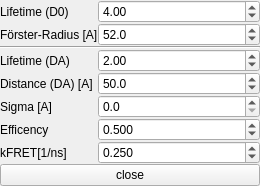
Qt form chisurf/plugins/fret_calculator/calc_tau2r.ui (Fluorescence-Tools/chisurf) before a commit.
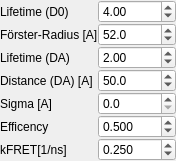
The same form after that commit. Icons and pictures are not drawn.

Commit message:
add: introduce HomoFRET Calculator plugin for anisotropy-based analysis
- Added `HomoFRET Calculator` plugin for estimating homoFRET exchange rates (k_homo) and donor-acceptor distances (R_DA).
- Implemented GUI with input fields for τ0, R0, t_RM, and ρ, and corresponding outputs for k_homo and R_DA.
- Integrated interactive recalculation and value synchronization for parameters.
- Updated related FRET Calculator to support HomoFRET computations.

Diff of the .ui file:
```diff
--- a/chisurf/plugins/fret_calculator/calc_tau2r.ui
+++ b/chisurf/plugins/fret_calculator/calc_tau2r.ui
@@ -6,8 +6,8 @@
    <rect>
     <x>0</x>
     <y>0</y>
-    <width>260</width>
-    <height>146</height>
+    <width>176</width>
+    <height>142</height>
    </rect>
   </property>
   <property name="sizePolicy">
@@ -23,62 +23,28 @@
    <iconset resource="../rescource.qrc">
     <normaloff>:/icons/icons/FRET.png</normaloff>:/icons/icons/FRET.png</iconset>
   </property>
+  <layout class="QVBoxLayout" name="verticalLayout">
+   <property name="spacing">
+    <number>0</number>
+   </property>
+   <property name="leftMargin">
+    <number>0</number>
+   </property>
+   <property name="topMargin">
+    <number>0</number>
+   </property>
+   <property name="rightMargin">
+    <number>0</number>
+   </property>
+   <property name="bottomMargin">
+    <number>0</number>
+   </property>
+   <item>
   <layout class="QGridLayout" name="gridLayout">
-   <property name="margin">
-    <number>0</number>
-   </property>
    <property name="spacing">
     <number>0</number>
    </property>
-   <item row="7" column="2">
-    <widget class="QDoubleSpinBox" name="doubleSpinBox_5">
-     <property name="enabled">
-      <bool>true</bool>
-     </property>
-     <property name="decimals">
-      <number>3</number>
-     </property>
-     <property name="minimum">
-      <double>0.000000000000000</double>
-     </property>
-     <property name="maximum">
-      <double>9999.000000000000000</double>
-     </property>
-     <property name="singleStep">
-      <double>0.050000000000000</double>
-     </property>
-     <property name="value">
-      <double>0.250000000000000</double>
-     </property>
-    </widget>
-   </item>
-   <item row="7" column="0">
-    <widget class="QLabel" name="label_6">
-     <property name="text">
-      <string>kFRET[1/ns]</string>
-     </property>
-    </widget>
-   </item>
-   <item row="0" column="2">
-    <widget class="QDoubleSpinBox" name="doubleSpinBox">
-     <property name="sizePolicy">
-      <sizepolicy hsizetype="Expanding" vsizetype="Fixed">
-       <horstretch>0</horstretch>
-       <verstretch>0</verstretch>
-      </sizepolicy>
-     </property>
-     <property name="minimum">
-      <double>0.010000000000000</double>
-     </property>
-     <property name="maximum">
-      <double>10000.000000000000000</double>
-     </property>
-     <property name="value">
-      <double>4.000000000000000</double>
-     </property>
-    </widget>
-   </item>
-   <item row="1" column="2">
+     <item row="1" column="1">
     <widget class="QDoubleSpinBox" name="doubleSpinBox_3">
      <property name="enabled">
       <bool>true</bool>
@@ -97,42 +63,7 @@
      </property>
     </widget>
    </item>
-   <item row="4" column="2">
-    <widget class="QDoubleSpinBox" name="doubleSpinBox_9">
-     <property name="decimals">
-      <number>1</number>
-     </property>
-     <property name="minimum">
-      <double>1.000000000000000</double>
-     </property>
-     <property name="maximum">
-      <double>10000.000000000000000</double>
-     </property>
-     <property name="singleStep">
-      <double>0.500000000000000</double>
-     </property>
-     <property name="value">
-      <double>50.000000000000000</double>
-     </property>
-    </widget>
-   </item>
-   <item row="3" column="2">
-    <widget class="QDoubleSpinBox" name="doubleSpinBox_2">
-     <property name="minimum">
-      <double>0.010000000000000</double>
-     </property>
-     <property name="maximum">
-      <double>10000.000000000000000</double>
-     </property>
-     <property name="singleStep">
-      <double>0.050000000000000</double>
-     </property>
-     <property name="value">
-      <double>2.000000000000000</double>
-     </property>
-    </widget>
-   </item>
-   <item row="6" column="2">
+     <item row="5" column="1">
     <widget class="QDoubleSpinBox" name="doubleSpinBox_4">
      <property name="frame">
       <bool>true</bool>
@@ -154,7 +85,30 @@
      </property>
     </widget>
    </item>
-   <item row="5" column="2">
+     <item row="2" column="1">
+      <widget class="QDoubleSpinBox" name="doubleSpinBox_2">
+       <property name="minimum">
+        <double>0.010000000000000</double>
+       </property>
+       <property name="maximum">
+        <double>10000.000000000000000</double>
+       </property>
+       <property name="singleStep">
+        <double>0.050000000000000</double>
+       </property>
+       <property name="value">
+        <double>2.000000000000000</double>
+       </property>
+      </widget>
+     </item>
+     <item row="1" column="0">
+      <widget class="QLabel" name="label_3">
+       <property name="text">
+        <string>Förster-Radius [A]</string>
+       </property>
+      </widget>
+     </item>
+     <item row="4" column="1">
     <widget class="QDoubleSpinBox" name="doubleSpinBox_6">
      <property name="decimals">
       <number>1</number>
@@ -173,21 +127,20 @@
      </property>
     </widget>
    </item>
-   <item row="6" column="0">
-    <widget class="QLabel" name="label_5">
+     <item row="2" column="0">
+      <widget class="QLabel" name="label_2">
+       <property name="sizePolicy">
+        <sizepolicy hsizetype="Fixed" vsizetype="Preferred">
+         <horstretch>0</horstretch>
+         <verstretch>0</verstretch>
+        </sizepolicy>
+       </property>
      <property name="text">
-      <string>Efficency</string>
+        <string>Lifetime (DA)</string>
      </property>
     </widget>
    </item>
    <item row="4" column="0">
-    <widget class="QLabel" name="label_4">
-     <property name="text">
-      <string>Distance (DA) [A]</string>
-     </property>
-    </widget>
-   </item>
-   <item row="5" column="0">
     <widget class="QLabel" name="label_7">
      <property name="text">
       <string>Sigma [A]</string>
@@ -195,15 +148,9 @@
     </widget>
    </item>
    <item row="3" column="0">
-    <widget class="QLabel" name="label_2">
-     <property name="sizePolicy">
-      <sizepolicy hsizetype="Fixed" vsizetype="Preferred">
-       <horstretch>0</horstretch>
-       <verstretch>0</verstretch>
-      </sizepolicy>
-     </property>
+      <widget class="QLabel" name="label_4">
      <property name="text">
-      <string>Lifetime (DA)</string>
+        <string>Distance (DA) [A]</string>
      </property>
     </widget>
    </item>
@@ -220,26 +167,81 @@
      </property>
     </widget>
    </item>
-   <item row="1" column="0">
-    <widget class="QLabel" name="label_3">
+     <item row="5" column="0">
+      <widget class="QLabel" name="label_5">
      <property name="text">
-      <string>Förster-Radius [A]</string>
+        <string>Efficency</string>
      </property>
     </widget>
    </item>
-   <item row="2" column="0" colspan="3">
-    <widget class="Line" name="line">
-     <property name="orientation">
-      <enum>Qt::Horizontal</enum>
-     </property>
-    </widget>
-   </item>
-   <item row="8" column="0" colspan="3">
-    <widget class="QPushButton" name="pushButton">
+     <item row="0" column="1">
+      <widget class="QDoubleSpinBox" name="doubleSpinBox">
+       <property name="sizePolicy">
+        <sizepolicy hsizetype="Expanding" vsizetype="Fixed">
+         <horstretch>0</horstretch>
+         <verstretch>0</verstretch>
+        </sizepolicy>
+       </property>
+       <property name="minimum">
+        <double>0.010000000000000</double>
+       </property>
+       <property name="maximum">
+        <double>10000.000000000000000</double>
+       </property>
+       <property name="value">
+        <double>4.000000000000000</double>
+       </property>
+      </widget>
+     </item>
+     <item row="3" column="1">
+      <widget class="QDoubleSpinBox" name="doubleSpinBox_9">
+       <property name="decimals">
+        <number>1</number>
+       </property>
+       <property name="minimum">
+        <double>1.000000000000000</double>
+       </property>
+       <property name="maximum">
+        <double>10000.000000000000000</double>
+       </property>
+       <property name="singleStep">
+        <double>0.500000000000000</double>
+       </property>
+       <property name="value">
+        <double>50.000000000000000</double>
+       </property>
+      </widget>
+     </item>
+     <item row="6" column="0">
+      <widget class="QLabel" name="label_6">
      <property name="text">
-      <string>close</string>
-     </property>
-    </widget>
+        <string>kFRET[1/ns]</string>
+       </property>
+      </widget>
+     </item>
+     <item row="6" column="1">
+      <widget class="QDoubleSpinBox" name="doubleSpinBox_5">
+       <property name="enabled">
+        <bool>true</bool>
+       </property>
+       <property name="decimals">
+        <number>3</number>
+       </property>
+       <property name="minimum">
+        <double>0.000000000000000</double>
+       </property>
+       <property name="maximum">
+        <double>9999.000000000000000</double>
+       </property>
+       <property name="singleStep">
+        <double>0.050000000000000</double>
+       </property>
+       <property name="value">
+        <double>0.250000000000000</double>
+       </property>
+      </widget>
+     </item>
+    </layout>
    </item>
   </layout>
  </widget>
```
Left out of the diff: 21 changed lines with no effect on the pictures. Lines whose indentation alone changed are shown as unchanged. The commit also changes 4 other files.
